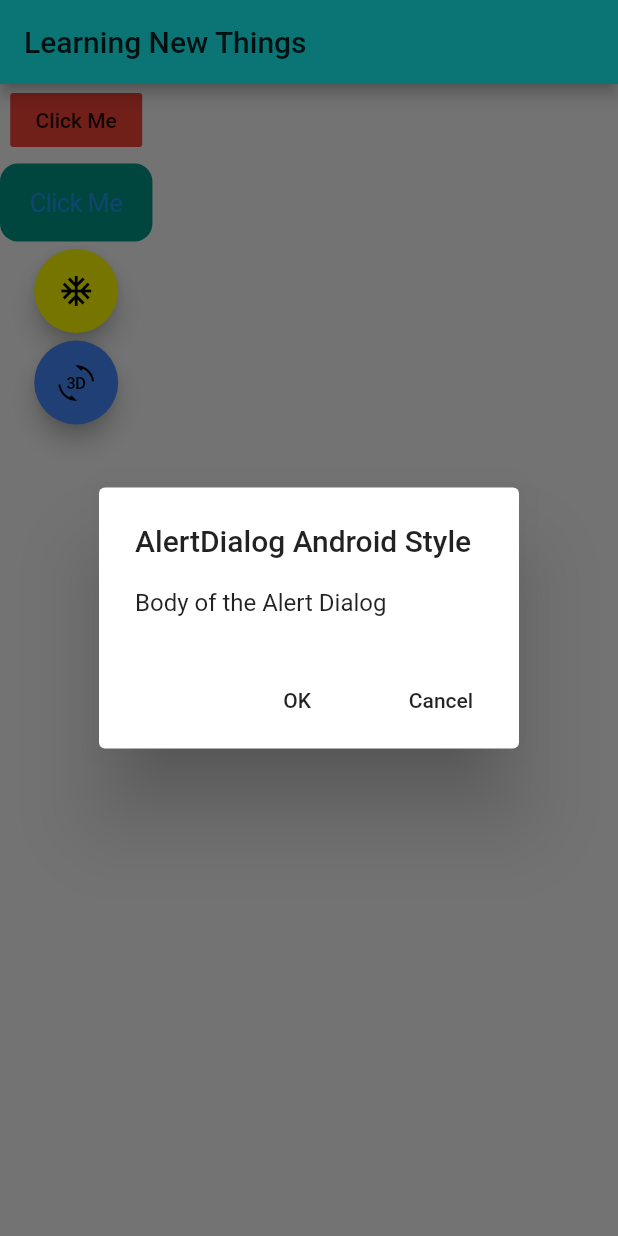
After one commit to iamkishansharma/sample, a Flutter app: the LearningNewHome screen opened directly, after a tap on "Click Me", on a phone screen of 412 x 824 dp. The commit adds this screen. Run offline on Flutter 3.47's test engine with Material 2 defaults, Android fonts, the phone set to English and light mode, and no system bars; our stand-ins replace camera, google_maps_flutter, location, shared_preferences; missing offline and left inert: flutter_polyline_points; accounts and stored records are empty.

Commit message:
CupertinoAlertDialog & button in IOS added

```diff
--- /dev/null
+++ b/lib/LearningNewThings.dart
@@ -0,0 +1,103 @@
+import 'package:flutter/cupertino.dart';
+import 'package:flutter/material.dart';
+
+class LearningNewThings extends StatelessWidget {
+  @override
+  Widget build(BuildContext context) {
+    return MaterialApp(
+      title: 'New Things',
+
+      home: LearningNewHome(),
+    );
+  }
+}
+
+class LearningNewHome extends StatefulWidget {
+  @override
+  _LearningNewHomeState createState() => _LearningNewHomeState();
+}
+
+class _LearningNewHomeState extends State<LearningNewHome> {
+  void showAndroidAlertDialog( context,tt){
+    showDialog(context: context, builder:(BuildContext context){
+      if(tt){
+        return AlertDialog(
+          title: Text("AlertDialog Android Style"),
+          content: Text("Body of the Alert Dialog"),
+          actions: [
+            FlatButton(
+              onPressed: (){
+                Navigator.pop(context);
+              },
+              child: Text("OK"),
+            ),
+            FlatButton(
+              onPressed: (){},
+              child: Text("Cancel"),
+            ),
+          ],);
+      }else{
+        return CupertinoAlertDialog(
+          title: Text("AlertDialog IOS Style"),
+          content: Text("Body of the Alert Dialog"),
+          actions: [
+            FlatButton(
+              onPressed: (){
+                Navigator.pop(context);},
+              child: Text("OK"),
+            ),
+            FlatButton(
+              onPressed: (){},
+              child: Text("Cancel"),
+            ),
+          ],
+        );
+      }
+    });
+  }
+
+  @override
+  Widget build(BuildContext context) {
+    return Scaffold(
+      appBar: AppBar(
+        title: Text('Learning New Things'),
+        backgroundColor: Colors.cyanAccent,
+      ),
+      body: Container(
+        child: Column(
+          children: [
+            FlatButton(
+              color: Colors.red,
+              onPressed: (){
+                showAndroidAlertDialog(context, true);
+              },
+              child: Text('Click Me'),
+            ),
+
+            SizedBox(height: 5.0,),
+            CupertinoButton(
+              color: Colors.teal,
+              minSize: 5.0,
+              onPressed: (){
+                showAndroidAlertDialog(context,false);
+              },
+              child: Text('Click Me'),
+            ),
+            SizedBox(height: 5.0,),
+            FloatingActionButton(
+              onPressed: (){},
+              backgroundColor: Colors.yellowAccent,
+              child: Icon(Icons.ac_unit),
+            ),
+            SizedBox(height: 5.0,),
+            FloatingActionButton(
+              onPressed: (){},
+              backgroundColor: Colors.blueAccent,
+              child: Icon(Icons.threed_rotation),
+            ),
+          ],
+        ),
+      ),
+    );
+  }
+}
--- a/lib/TransitionAnimationDemo.dart
+++ b/lib/TransitionAnimationDemo.dart
@@ -1,5 +1,6 @@
 import 'package:flutter/material.dart';
 import 'package:flutter/scheduler.dart';
+
 
 class TransitionAnim extends StatelessWidget {
   final VoidCallback onTap;
--- a/lib/main.dart
+++ b/lib/main.dart
@@ -4,6 +4,7 @@ import 'package:flutter/material.dart';
 import 'package:flutter/rendering.dart';
 import 'package:flutter/services.dart';
 import 'package:sample/FileHandingDemo.dart';
+import 'package:sample/LearningNewThings.dart';
 import 'package:sample/TakePitureDemo.dart';
 import 'dart:math';
 import 'AnimationDemo.dart';
@@ -49,6 +50,7 @@ class MyApp extends StatelessWidget {
         '/apiCall': (context)=> EmailVerifier(),
         '/mapMarkers': (context) => LocationOnMaps(),
         '/gotoAnimation': (context) => AnimationHome(),
+        '/newThings': (context) => LearningNewThings(),
       },
     );
   }
@@ -141,6 +143,13 @@ class PageOne extends StatelessWidget {
               },
               child: Text("Goto Animation"),
             ),
+            FlatButton(
+              color: Colors.cyanAccent,
+              onPressed: () {
+                Navigator.pushNamed(context, '/newThings');
+              },
+              child: Text("Goto Buttons"),
+            ),
 
             FittedBox(
               child: FlatButton(
```
